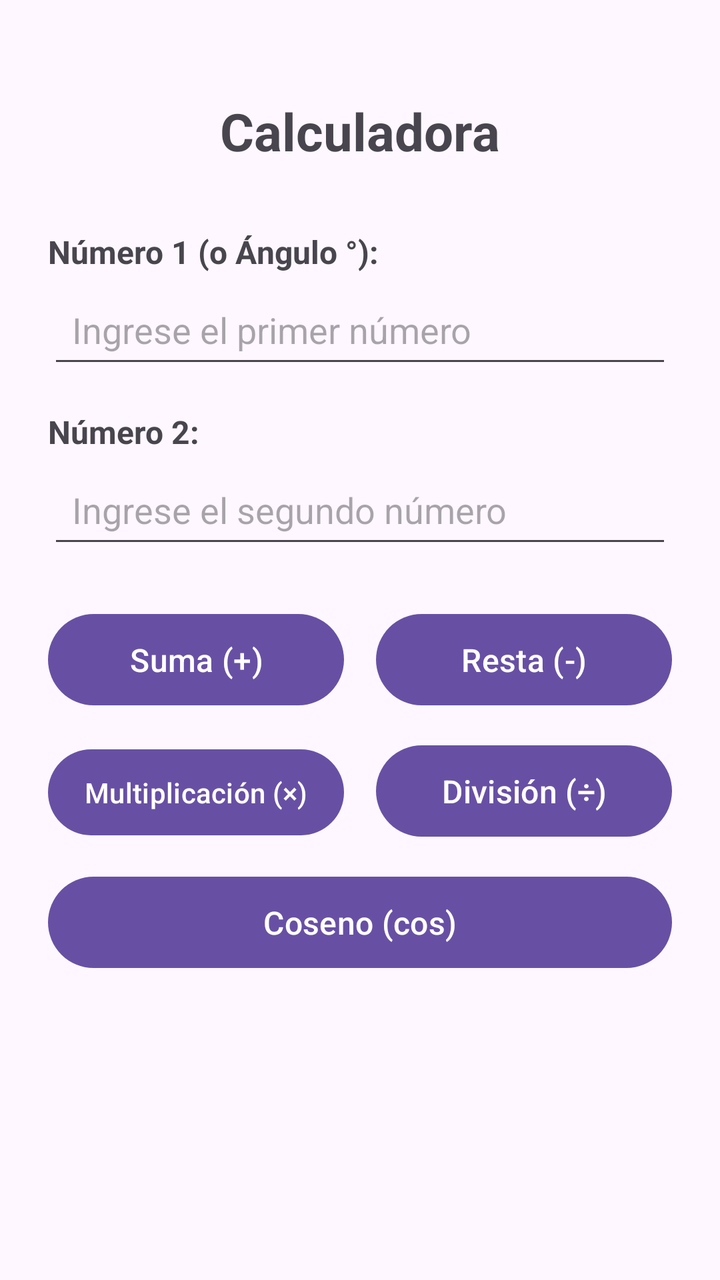
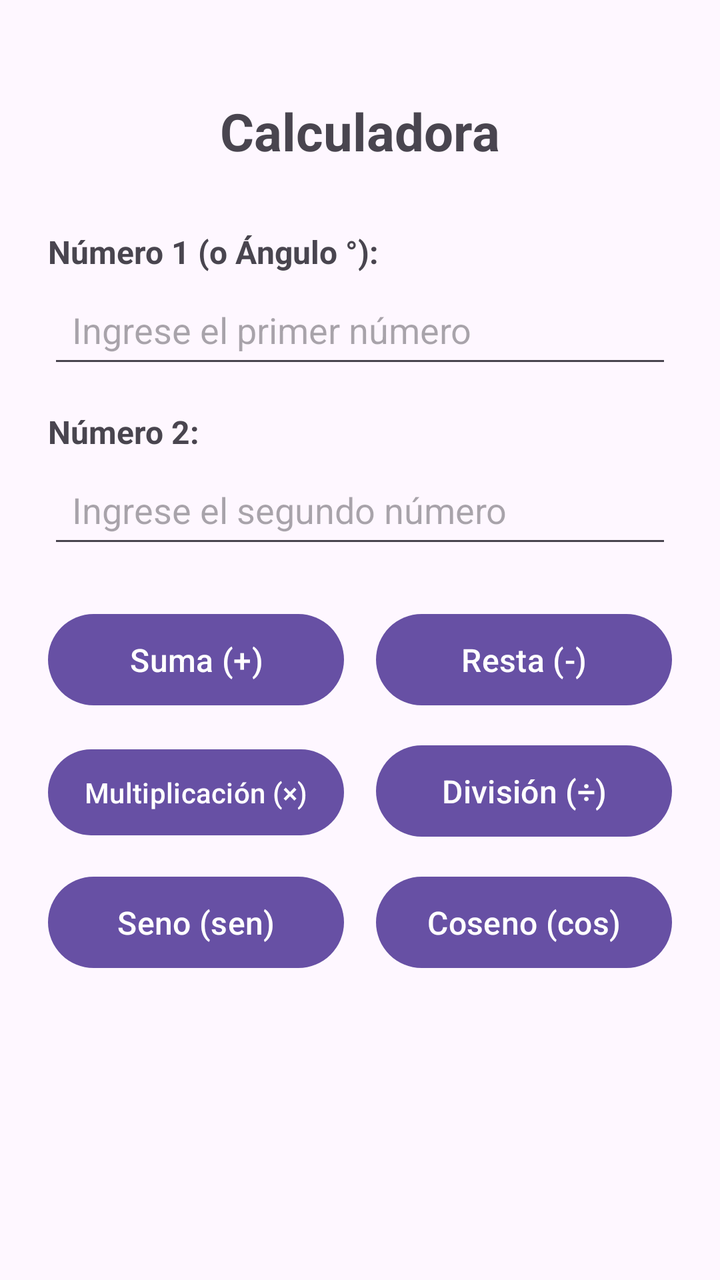

Two renders of the same Android screen: before a commit and after it. Below are the layout's source before the change and the commit's diff.
<!-- AndroidManifest.xml: application theme Theme.Calculadora -->
<!-- res/layout/activity_main.xml -->
<?xml version="1.0" encoding="utf-8"?>
<ScrollView xmlns:android="http://schemas.android.com/apk/res/android"
    android:id="@+id/main"
    android:layout_width="match_parent"
    android:layout_height="match_parent"
    android:fillViewport="true">

    <LinearLayout
        android:layout_width="match_parent"
        android:layout_height="wrap_content"
        android:gravity="center_horizontal"
        android:orientation="vertical"
        android:padding="24dp">

        <TextView
            android:layout_width="wrap_content"
            android:layout_height="wrap_content"
            android:layout_marginTop="24dp"
            android:layout_marginBottom="32dp"
            android:text="Calculadora"
            android:textSize="26sp"
            android:textStyle="bold" />

        
        <TextView
            android:layout_width="match_parent"
            android:layout_height="wrap_content"
            android:layout_marginBottom="4dp"
            android:text="Número 1 (o Ángulo °):"
            android:textSize="16sp"
            android:textStyle="bold" />

        <EditText
            android:id="@+id/etNumero1"
            android:layout_width="match_parent"
            android:layout_height="wrap_content"
            android:layout_marginBottom="16dp"
            android:hint="Ingrese el primer número"
            android:inputType="numberDecimal|numberSigned"
            android:minHeight="48dp"
            android:padding="12dp" />

        
        <TextView
            android:layout_width="match_parent"
            android:layout_height="wrap_content"
            android:layout_marginBottom="4dp"
            android:text="Número 2:"
            android:textSize="16sp"
            android:textStyle="bold" />

        <EditText
            android:id="@+id/etNumero2"
            android:layout_width="match_parent"
            android:layout_height="wrap_content"
            android:layout_marginBottom="24dp"
            android:hint="Ingrese el segundo número"
            android:inputType="numberDecimal|numberSigned"
            android:minHeight="48dp"
            android:padding="12dp" />

        
        <LinearLayout
            android:layout_width="match_parent"
            android:layout_height="wrap_content"
            android:layout_marginBottom="12dp"
            android:orientation="horizontal">

            <Button
                android:id="@+id/btnSumar"
                android:layout_width="0dp"
                android:layout_height="wrap_content"
                android:layout_marginEnd="8dp"
                android:layout_weight="1"
                android:padding="12dp"
                android:text="Suma (+)"
                android:textSize="16sp" />

            <Button
                android:id="@+id/btnRestar"
                android:layout_width="0dp"
                android:layout_height="wrap_content"
                android:layout_marginStart="8dp"
                android:layout_weight="1"
                android:padding="12dp"
                android:text="Resta (-)"
                android:textSize="16sp" />
        </LinearLayout>

        <LinearLayout
            android:layout_width="match_parent"
            android:layout_height="wrap_content"
            android:layout_marginBottom="12dp"
            android:orientation="horizontal">

            <Button
                android:id="@+id/btnMultiplicar"
                android:layout_width="0dp"
                android:layout_height="wrap_content"
                android:layout_marginEnd="8dp"
                android:layout_weight="1"
                android:padding="12dp"
                android:text="Multiplicación (×)"
                android:textSize="14sp" />

            <Button
                android:id="@+id/btnDividir"
                android:layout_width="0dp"
                android:layout_height="wrap_content"
                android:layout_marginStart="8dp"
                android:layout_weight="1"
                android:padding="12dp"
                android:text="División (÷)"
                android:textSize="16sp" />
        </LinearLayout>

        
        <LinearLayout
            android:layout_width="match_parent"
            android:layout_height="wrap_content"
            android:orientation="horizontal">

            <Button
                android:id="@+id/btnCoseno"
                android:layout_width="match_parent"
                android:layout_height="wrap_content"
                android:padding="12dp"
                android:text="Coseno (cos)"
                android:textSize="16sp" />
        </LinearLayout>

    </LinearLayout>
</ScrollView>
<!-- resources referenced by this layout -->
<resources>
  <style name="Theme.Calculadora" parent="Base.Theme.Calculadora" />
  <style name="Base.Theme.Calculadora" parent="Theme.Material3.DayNight.NoActionBar">
          
          
      </style>
</resources>

<!-- the commit's change to res/layout/activity_main.xml (unified diff, before → after) -->
@@ -121,9 +121,21 @@
             android:orientation="horizontal">
 
             <Button
+                android:id="@+id/btnSeno"
+                android:layout_width="0dp"
+                android:layout_height="wrap_content"
+                android:layout_marginEnd="8dp"
+                android:layout_weight="1"
+                android:padding="12dp"
+                android:text="Seno (sen)"
+                android:textSize="16sp" />
+
+            <Button
                 android:id="@+id/btnCoseno"
-                android:layout_width="match_parent"
+                android:layout_width="0dp"
                 android:layout_height="wrap_content"
+                android:layout_marginStart="8dp"
+                android:layout_weight="1"
                 android:padding="12dp"
                 android:text="Coseno (cos)"
                 android:textSize="16sp" />
